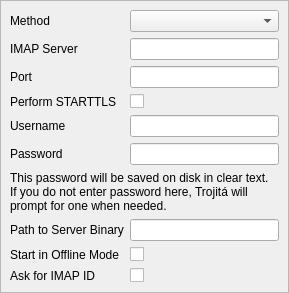
Old version of the form src/Gui/SettingsImapPage.ui in the repository jktjkt/trojita.
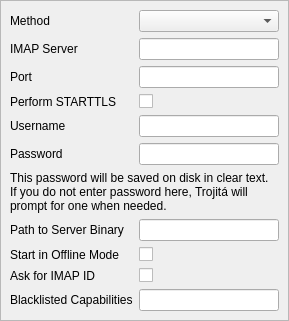
New version of the form.

Commit message: Support blacklisting of certain IMAP capabilities

Diff of the .ui file:
```diff
--- a/src/Gui/SettingsImapPage.ui
+++ b/src/Gui/SettingsImapPage.ui
@@ -228,6 +228,16 @@
       </property>
      </widget>
     </item>
+    <item row="10" column="0">
+     <widget class="QLabel" name="imapCapabilitiesBlacklistLabel">
+      <property name="text">
+       <string>Blacklisted Capabilities</string>
+      </property>
+     </widget>
+    </item>
+    <item row="10" column="1">
+     <widget class="QLineEdit" name="imapCapabilitiesBlacklist"/>
+    </item>
    </layout>
   </widget>
  </widget>
```
The commit also changes 6 other files.
